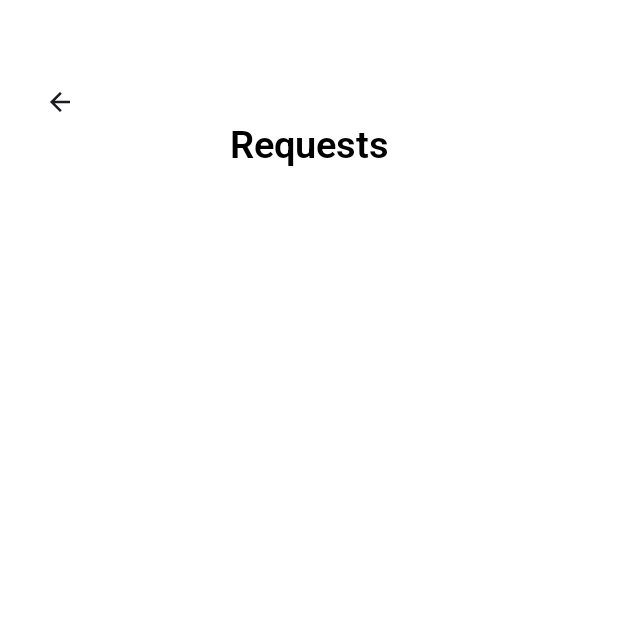
After one commit to BekaBratan/UniHub, an Android app: the RequestsListFragment screen opened through its navigation route, on a phone screen of 412 x 824 dp, the top half of it. The commit adds this screen. Run offline under Robolectric (Android 15) with nearby library versions, the phone set to English and light mode, and no system bars; our stand-ins replace navigation-ui.

Commit message:
Add RequestsListFragment with layout and RecyclerView for managing requests

```diff
--- /dev/null
+++ b/app/src/main/java/com/example/unihub/presentation/admin/RequestsListFragment.kt
@@ -0,0 +1,23 @@
+package com.example.unihub.presentation.admin
+
+import android.os.Bundle
+import androidx.fragment.app.Fragment
+import android.view.LayoutInflater
+import android.view.View
+import android.view.ViewGroup
+import com.example.unihub.R
+import com.example.unihub.databinding.FragmentRequestsListBinding
+
+class RequestsListFragment : Fragment() {
+
+    private lateinit var binding: FragmentRequestsListBinding
+
+    override fun onCreateView(
+        inflater: LayoutInflater, container: ViewGroup?,
+        savedInstanceState: Bundle?
+    ): View? {
+        binding = FragmentRequestsListBinding.inflate(inflater, container, false)
+        return binding.root
+    }
+
+}
--- /dev/null
+++ b/app/src/main/res/layout/fragment_requests_list.xml
@@ -0,0 +1,47 @@
+<?xml version="1.0" encoding="utf-8"?>
+<androidx.constraintlayout.widget.ConstraintLayout xmlns:android="http://schemas.android.com/apk/res/android"
+    xmlns:tools="http://schemas.android.com/tools"
+    android:layout_width="match_parent"
+    android:layout_height="match_parent"
+    android:background="@color/white_1000"
+    xmlns:app="http://schemas.android.com/apk/res-auto"
+    tools:context=".presentation.admin.RequestsListFragment">
+
+    <ImageButton
+        android:id="@+id/btnMenu"
+        android:layout_width="20dp"
+        android:layout_height="20dp"
+        android:src="@drawable/ic_arrow_back"
+        android:background="@color/white_1000"
+        android:layout_marginTop="58dp"
+        android:layout_marginStart="30dp"
+        app:layout_constraintTop_toTopOf="parent"
+        app:layout_constraintStart_toStartOf="parent"/>
+
+    <TextView
+        android:id="@+id/tvTitle"
+        android:layout_width="wrap_content"
+        android:layout_height="wrap_content"
+        android:textSize="25sp"
+        android:fontFamily="@font/roboto_semibold"
+        android:textColor="@color/black_1000"
+        android:ellipsize="end"
+        android:text="Requests"
+        android:layout_weight="1"
+        app:layout_constraintStart_toStartOf="parent"
+        app:layout_constraintEnd_toEndOf="parent"
+        app:layout_constraintTop_toBottomOf="@+id/btnMenu"/>
+
+    <androidx.recyclerview.widget.RecyclerView
+        android:id="@+id/rvRequestsList"
+        android:layout_width="match_parent"
+        android:layout_height="wrap_content"
+        android:layout_marginTop="46dp"
+        android:paddingTop="12dp"
+        android:layout_marginBottom="16dp"
+        android:layout_marginHorizontal="22dp"
+        app:layout_constraintTop_toBottomOf="@+id/tvTitle"
+        app:layout_constraintStart_toStartOf="parent"
+        app:layout_constraintEnd_toEndOf="parent"/>
+
+</androidx.constraintlayout.widget.ConstraintLayout>
--- a/app/src/main/res/navigation/nav_graph.xml
+++ b/app/src/main/res/navigation/nav_graph.xml
@@ -138,6 +138,9 @@
         <action
             android:id="@+id/action_adminPageFragment_to_addUserFragment"
             app:destination="@id/addUserFragment" />
+        <action
+            android:id="@+id/action_adminPageFragment_to_requestsListFragment"
+            app:destination="@id/requestsListFragment" />
     </fragment>
     <fragment
         android:id="@+id/editUserFragment"
@@ -157,4 +160,9 @@
             android:id="@+id/action_addUserFragment_to_adminPageFragment"
             app:destination="@id/adminPageFragment" />
     </fragment>
+    <fragment
+        android:id="@+id/requestsListFragment"
+        android:name="com.example.unihub.presentation.admin.RequestsListFragment"
+        android:label="fragment_requests_list"
+        tools:layout="@layout/fragment_requests_list" />
 </navigation>
```
Also changed, not shown: app/src/main/res/layout/item_request.xml (added, +70 -0 lines).
